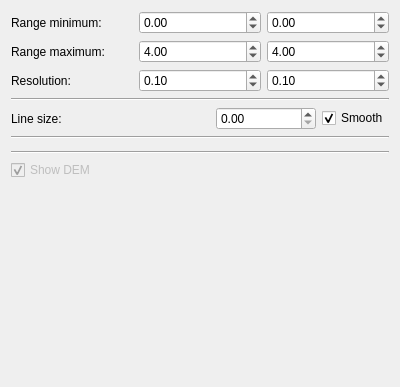
Above: code_revision/src/lib/visualization/DEMControl.ui from jmaye/curb-detection before the change. Below: the same form after it.
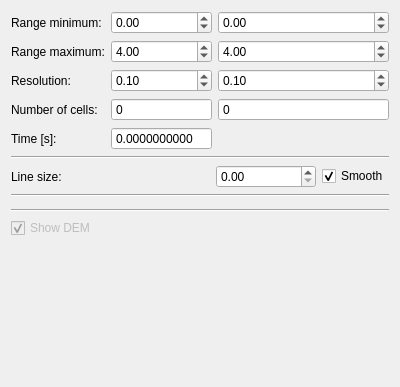
That is the form after the change. Custom widgets are drawn as their Qt base class.

Diff of the .ui file:
```diff
--- a/code_revision/src/lib/visualization/DEMControl.ui
+++ b/code_revision/src/lib/visualization/DEMControl.ui
@@ -127,6 +127,75 @@
        </property>
       </widget>
      </item>
+     <item row="4" column="0">
+      <widget class="QLabel" name="numCellsLabel">
+       <property name="text">
+        <string>Number of cells:</string>
+       </property>
+      </widget>
+     </item>
+     <item row="4" column="1">
+      <widget class="QSpinBox" name="numCellsXSpinBox">
+       <property name="readOnly">
+        <bool>true</bool>
+       </property>
+       <property name="buttonSymbols">
+        <enum>QAbstractSpinBox::NoButtons</enum>
+       </property>
+       <property name="maximum">
+        <number>1000000</number>
+       </property>
+      </widget>
+     </item>
+     <item row="4" column="2">
+      <widget class="QSpinBox" name="numCellsYSpinBox">
+       <property name="readOnly">
+        <bool>true</bool>
+       </property>
+       <property name="buttonSymbols">
+        <enum>QAbstractSpinBox::NoButtons</enum>
+       </property>
+       <property name="maximum">
+        <number>1000000</number>
+       </property>
+      </widget>
+     </item>
+     <item row="5" column="0">
+      <widget class="QLabel" name="timeLabel">
+       <property name="text">
+        <string>Time [s]:</string>
+       </property>
+      </widget>
+     </item>
+     <item row="5" column="1">
+      <widget class="QDoubleSpinBox" name="timeSpinBox">
+       <property name="readOnly">
+        <bool>true</bool>
+       </property>
+       <property name="buttonSymbols">
+        <enum>QAbstractSpinBox::NoButtons</enum>
+       </property>
+       <property name="decimals">
+        <number>10</number>
+       </property>
+       <property name="maximum">
+        <double>100.000000000000000</double>
+       </property>
+      </widget>
+     </item>
+     <item row="5" column="2">
+      <spacer name="horizontalSpacer">
+       <property name="orientation">
+        <enum>Qt::Horizontal</enum>
+       </property>
+       <property name="sizeHint" stdset="0">
+        <size>
+         <width>40</width>
+         <height>20</height>
+        </size>
+       </property>
+      </spacer>
+     </item>
     </layout>
    </item>
    <item>
```
